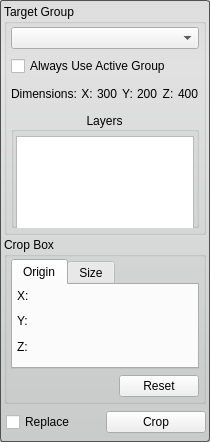
SCIInstitute/Seg3D, file src/Interface/ToolInterface/CropToolInterface.ui: the form before one commit.
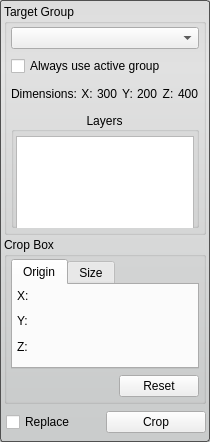
The form after the commit. Custom widgets are drawn as their Qt base class.

```diff
--- a/src/Interface/ToolInterface/CropToolInterface.ui
+++ b/src/Interface/ToolInterface/CropToolInterface.ui
@@ -136,7 +136,7 @@
          <item>
           <widget class="QCheckBox" name="use_active_group_">
            <property name="text">
-            <string>Always Use Active Group</string>
+            <string>Always use active group</string>
            </property>
           </widget>
          </item>
```
